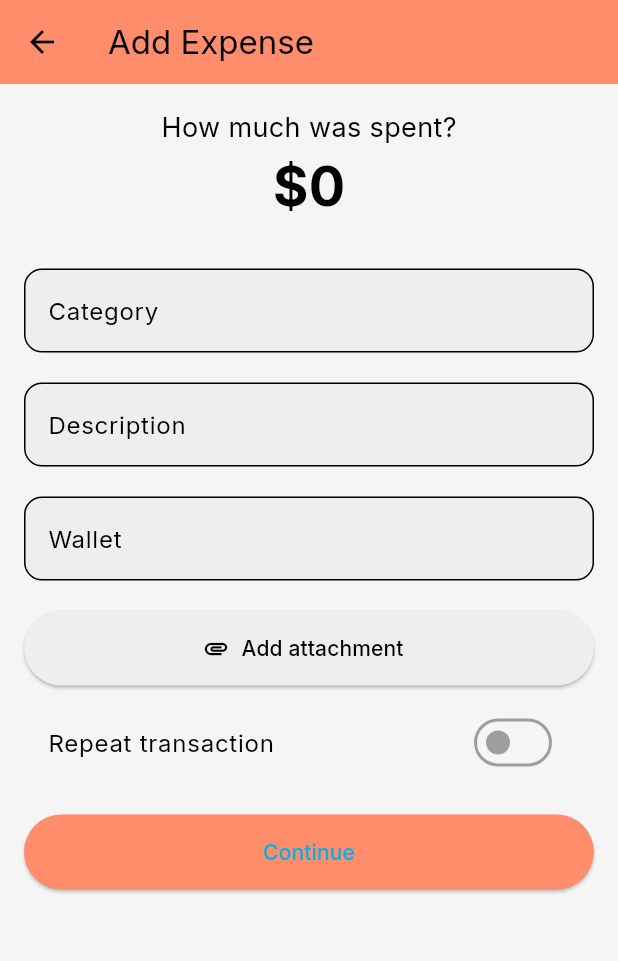
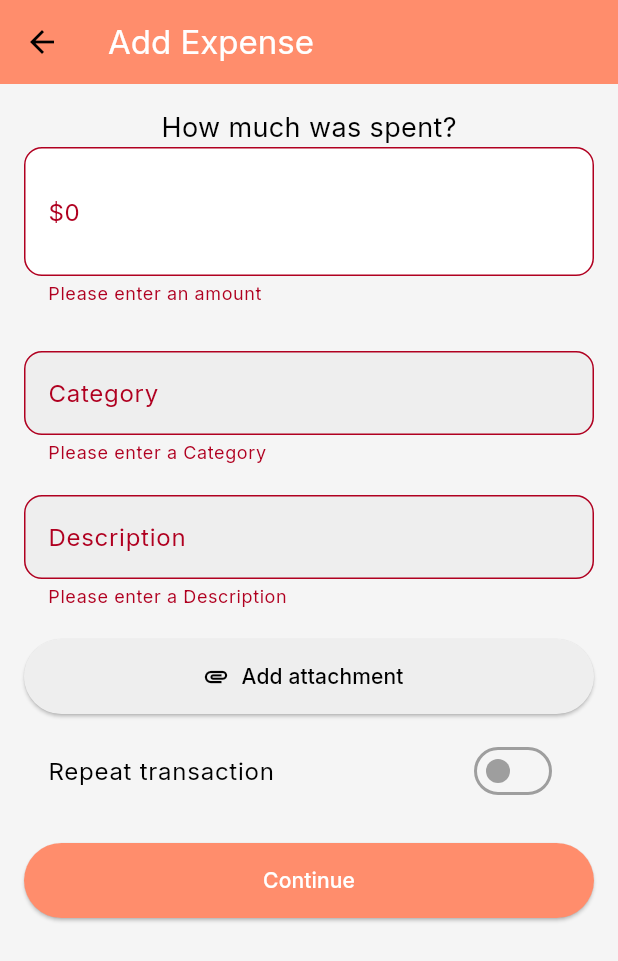
Before and after one commit to eldadgishinge/spendwise, a Flutter app: the AddExpensePage screen opened directly, after a tap on "Continue", on a phone screen of 412 x 824 dp. Shown: the top 961 px of the screen. Run offline on Flutter 3.47's test engine with Material 3 defaults, Android fonts, the phone set to English and light mode, and no system bars; our stand-ins replace cloud_firestore, firebase_auth, firebase_core, flutter_dotenv, fluttertoast, font_awesome_flutter and 2 more; accounts and stored records are empty.

Commit message:
add transactions to firestore

```diff
--- a/lib/add_expense.dart
+++ b/lib/add_expense.dart
@@ -1,47 +1,96 @@
+import 'package:cloud_firestore/cloud_firestore.dart';
 import 'package:flutter/material.dart';
+import 'package:spendwise/utils.dart';
 
-class AddExpensePage extends StatelessWidget {
+class AddExpensePage extends StatefulWidget {
   const AddExpensePage({super.key});
+
+  @override
+  State<AddExpensePage> createState() => _AddExpensePageState();
+}
+
+final FirebaseFirestore db = FirebaseFirestore.instance;
+
+class _AddExpensePageState extends State<AddExpensePage> {
+  final _formKey = GlobalKey<FormState>();
+  final TextEditingController _amountController = TextEditingController();
+  final TextEditingController _categoryController = TextEditingController();
+  final TextEditingController _descriptionController = TextEditingController();
+  bool _recurring = false;
 
   @override
   Widget build(BuildContext context) {
     return Scaffold(
       appBar: AppBar(
         backgroundColor: const Color(0xFFFF8D6C),
-        title: const Text('Add Expense'),
+        title: const Text('Add Expense', style: TextStyle(color: Colors.white)),
       ),
       body: Padding(
         padding: const EdgeInsets.all(16.0),
+        child: Form(
+          key: _formKey,
           child: Column(
             children: [
               const Text('How much was spent?', style: TextStyle(fontSize: 18)),
-            const Text('\$0',
-                style: TextStyle(fontSize: 36, fontWeight: FontWeight.bold)),
+              TextFormField(
+                controller: _amountController,
+                keyboardType: TextInputType.number,
+                decoration: const InputDecoration(
+                  labelText: '\$0',
+                  border: OutlineInputBorder(
+                    borderRadius: BorderRadius.all(Radius.circular(12.0)),
+                  ),
+                  filled: true,
+                  fillColor: Colors.white,
+                ),
+                validator: (value) {
+                  if (value == null || value.isEmpty) {
+                    return 'Please enter an amount';
+                  }
+                  return null;
+                },
+                style:
+                    const TextStyle(fontSize: 36, fontWeight: FontWeight.bold),
+              ),
               const SizedBox(height: 20),
-            _buildTextField('Category'),
-            _buildTextField('Description'),
-            _buildTextField('Wallet'),
+              _buildTextField(_categoryController, 'Category'),
+              _buildTextField(_descriptionController, 'Description'),
               _buildAttachmentButton(),
               _buildRepeatSwitch(),
               const SizedBox(height: 20),
               ElevatedButton(
-              onPressed: () {},
+                onPressed: () {
+                  addTransaction(
+                    context: context,
+                    formKey: _formKey,
+                    type: 'expense',
+                    amountController: _amountController,
+                    categoryController: _categoryController,
+                    descriptionController: _descriptionController,
+                    recurring: _recurring,
+                  );
+                },
                 style: ElevatedButton.styleFrom(
                   minimumSize: const Size(double.infinity, 50),
                   backgroundColor: const Color(0xFFFF8D6C),
                 ),
-              child: const Text('Continue'),
+                child: const Text(
+                  'Continue',
+                  style: TextStyle(color: Colors.white),
+                ),
               ),
             ],
+          ),
         ),
       ),
     );
   }
 
-  Widget _buildTextField(String label) {
+  Widget _buildTextField(TextEditingController controller, String label) {
     return Padding(
       padding: const EdgeInsets.symmetric(vertical: 10.0),
-      child: TextField(
+      child: TextFormField(
+        controller: controller,
         decoration: InputDecoration(
           labelText: label,
           border: OutlineInputBorder(
@@ -50,6 +99,12 @@ class AddExpensePage extends StatelessWidget {
           filled: true,
           fillColor: Colors.grey[200],
         ),
+        validator: (value) {
+          if (value == null || value.isEmpty) {
+            return 'Please enter a $label';
+          }
+          return null;
+        },
       ),
     );
   }
@@ -73,8 +128,13 @@ class AddExpensePage extends StatelessWidget {
   Widget _buildRepeatSwitch() {
     return SwitchListTile(
       title: const Text('Repeat transaction'),
-      value: false,
-      onChanged: (bool value) {},
+      activeColor: const Color(0xFFFF8D6C),
+      value: _recurring,
+      onChanged: (bool value) {
+        setState(() {
+          _recurring = value;
+        });
+      },
     );
   }
 }
--- a/lib/auth/firebase_auth_services.dart
+++ b/lib/firebase/auth/firebase_auth_services.dart
@@ -1,5 +1,5 @@
 import 'package:firebase_auth/firebase_auth.dart';
-import '../../../global/toast.dart';
+import '../../../../global/toast.dart';
 
 class FirebaseAuthService {
   final FirebaseAuth _auth = FirebaseAuth.instance;
@@ -39,4 +39,8 @@ class FirebaseAuthService {
     }
     return null;
   }
+
+  Future<void> signOut() async {
+    await _auth.signOut();
+  }
 }
--- a/lib/logout_confirmation_page.dart
+++ b/lib/logout_confirmation_page.dart
@@ -1,10 +1,12 @@
 import 'package:flutter/material.dart';
+import 'package:spendwise/firebase/auth/firebase_auth_services.dart';
 
 class LogoutConfirmationPage extends StatelessWidget {
   const LogoutConfirmationPage({super.key});
 
   @override
   Widget build(BuildContext context) {
+    final FirebaseAuthService auth = FirebaseAuthService();
     return Scaffold(
       appBar: AppBar(
         title: const Text('Logout'),
@@ -38,8 +40,8 @@ class LogoutConfirmationPage extends StatelessWidget {
                   child: const Text('No'),
                 ),
                 ElevatedButton(
-                  onPressed: () {
-                    // Add logout functionality here
+                  onPressed: () async {
+                    await auth.signOut();
                   },
                   style: ElevatedButton.styleFrom(
                     backgroundColor: const Color(0xFFFF8D6C),
--- a/lib/signup.dart
+++ b/lib/signup.dart
@@ -1,11 +1,11 @@
 import 'package:flutter/material.dart';
 import 'package:firebase_auth/firebase_auth.dart';
-import 'package:spendwise/auth/firebase_auth_services.dart';
+import 'package:spendwise/firebase/auth/firebase_auth_services.dart';
 import 'package:spendwise/global/toast.dart';
 import 'home_page.dart';
 
 class SignUpPage extends StatefulWidget {
-  const SignUpPage({Key? key});
+  const SignUpPage({super.key});
 
   @override
   State<SignUpPage> createState() => SignUpPageState();
--- /dev/null
+++ b/lib/utils.dart
@@ -0,0 +1,45 @@
+// utils.dart
+
+import 'package:flutter/material.dart';
+import 'package:firebase_auth/firebase_auth.dart';
+import 'package:cloud_firestore/cloud_firestore.dart';
+
+Future<void> addTransaction({
+  required BuildContext context,
+  required GlobalKey<FormState> formKey,
+  required String type,
+  required TextEditingController amountController,
+  required TextEditingController categoryController,
+  required TextEditingController descriptionController,
+  required bool recurring,
+}) async {
+  final docRef = FirebaseFirestore.instance.collection('transactions').doc();
+  final userAuth = FirebaseAuth.instance.currentUser;
+
+  if (formKey.currentState!.validate()) {
+    try {
+      await docRef.set({
+        "type": type,
+        "amount": amountController.text,
+        "category": categoryController.text,
+        "description": descriptionController.text,
+        "recurring": recurring,
+        "date": Timestamp.now(),
+        "userId": userAuth!.uid,
+      }).then((value) {
+        ScaffoldMessenger.of(context).showSnackBar(
+          const SnackBar(
+            content: Text('Transaction added successfully'),
+            backgroundColor: Color(0xFF00B2E7),
+          ),
+        );
+      });
+    } catch (e) {
+      ScaffoldMessenger.of(context).showSnackBar(
+        SnackBar(content: Text('Failed to add transaction: $e')),
+      );
+    }
+
+    formKey.currentState!.reset();
+  }
+}
--- a/pubspec.yaml
+++ b/pubspec.yaml
@@ -45,6 +45,7 @@ dependencies:
   logger: ^2.4.0
   fluttertoast: ^8.2.6
   flutter_dotenv: ^5.1.0
+  firebase_database: ^10.5.7
 
 dev_dependencies:
   flutter_test:
```
Also changed, not shown: lib/add_income.dart (+23 -3 lines), lib/login.dart (+26 -3 lines), pubspec.lock, 2 other files. Lines whose indentation alone changed are shown as unchanged.
